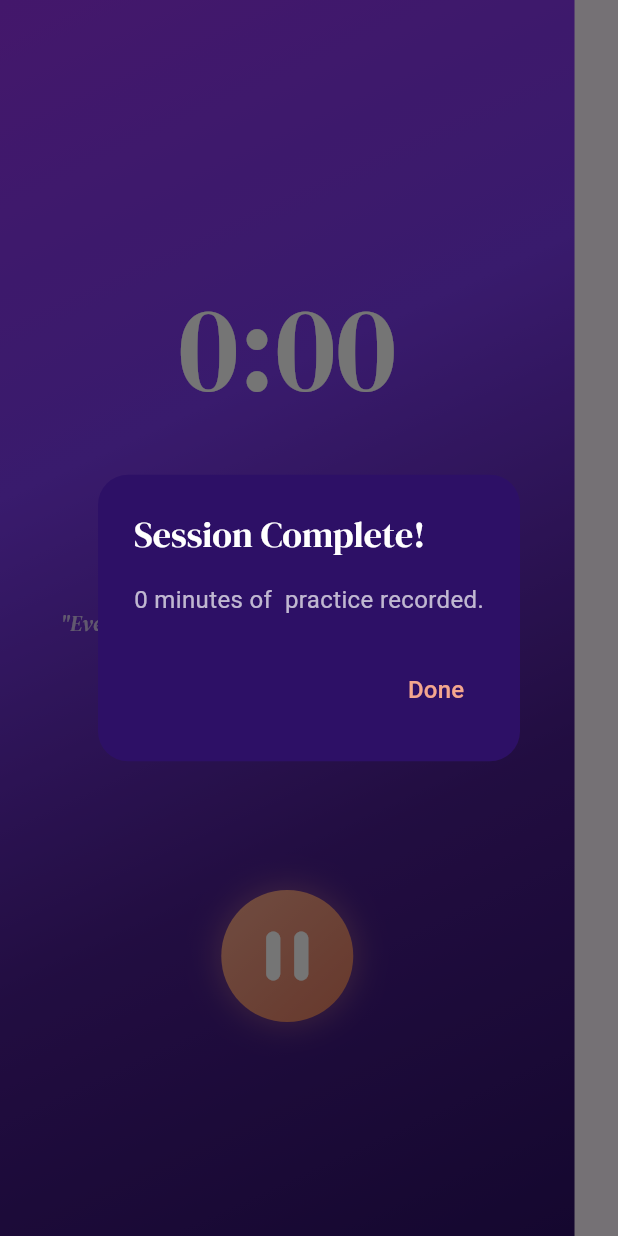
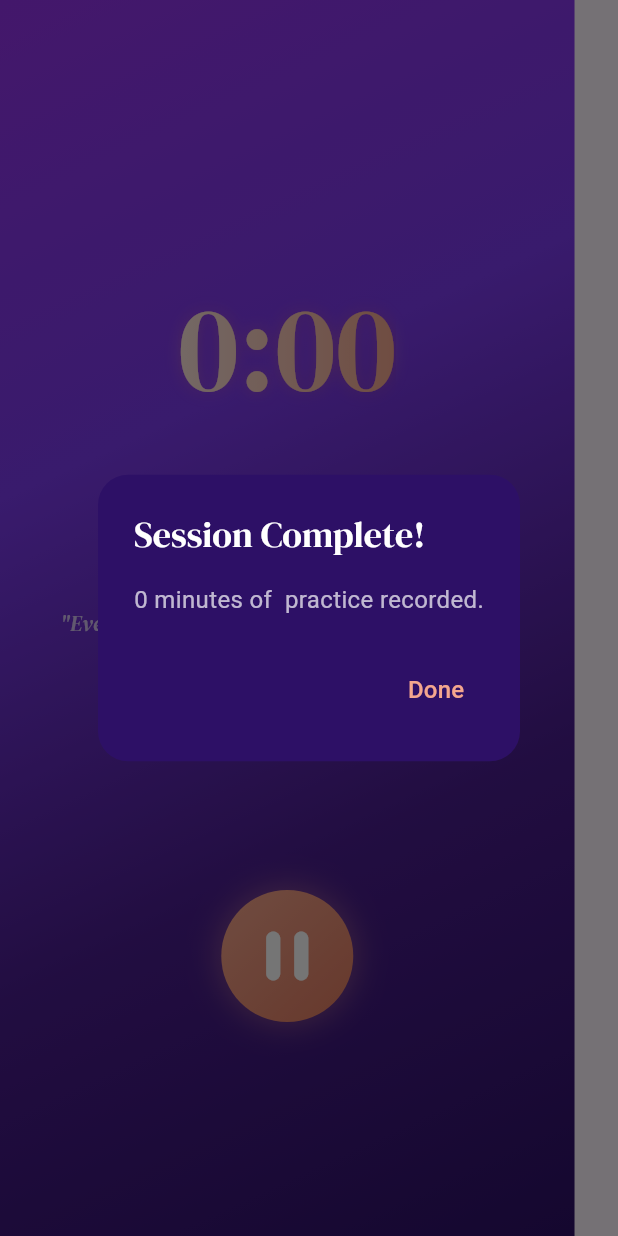
Before and after one commit to marlyocat/listzly, a Flutter app: the PracticePage screen opened directly with empty values, on a phone screen of 412 x 824 dp. Run offline on Flutter 3.47's test engine with Material 3 defaults, Android fonts, the light colour scheme and no system bars; our stand-ins replace google_fonts, lottie; missing offline and left inert: turn_page_transition.

Commit message:
Update practice page

```diff
--- a/lib/pages/practice_page.dart
+++ b/lib/pages/practice_page.dart
@@ -232,12 +232,23 @@ class _PracticePageState extends State<PracticePage>
                     const Spacer(flex: 3),
 
                     // Large countdown timer
-                    Text(
-                      _formatTime(_remainingSeconds),
-                      style: GoogleFonts.dmSerifDisplay(
-                        fontSize: 80,
-                        color: Colors.white,
-                        fontWeight: FontWeight.w400,
+                    ShaderMask(
+                      shaderCallback: (bounds) => const LinearGradient(
+                        colors: [Color(0xFFFCE4DC), Color(0xFFF4A68E)],
+                      ).createShader(bounds),
+                      child: Text(
+                        _formatTime(_remainingSeconds),
+                        style: GoogleFonts.dmSerifDisplay(
+                          fontSize: 80,
+                          color: Colors.white,
+                          fontWeight: FontWeight.w400,
+                          shadows: [
+                            Shadow(
+                              color: const Color(0xFFF4A68E).withAlpha(80),
+                              blurRadius: 12,
+                            ),
+                          ],
+                        ),
                       ),
                     ),
 
```
Also changed, not shown: lib/pages/home_page.dart (+17 -4 lines).
